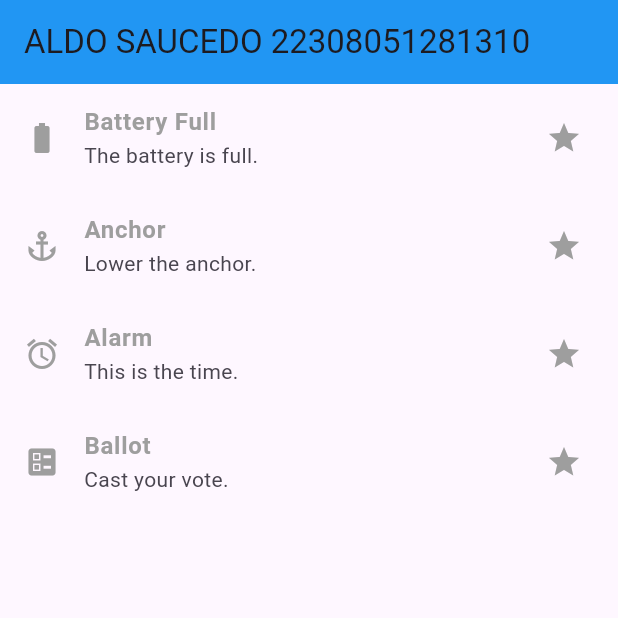
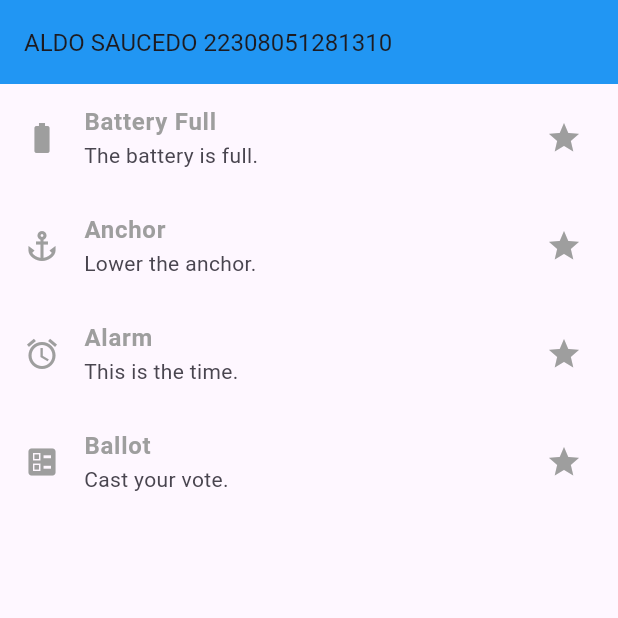
Before and after one commit to aldosaucedo1213/p12_saucedoexamen, a Flutter app: the screen it shows after launch, on a phone screen of 412 x 824 dp, the top half of it. Run offline on Flutter 3.47's test engine with Material 3 defaults, Android fonts, the phone set to English and light mode, and no system bars.

Commit message:
saucedo examen

```diff
--- a/lib/main.dart
+++ b/lib/main.dart
@@ -11,7 +11,12 @@ class MyApp extends StatelessWidget {
       debugShowCheckedModeBanner: false,
       home: Scaffold(
         appBar: AppBar(
-          title: Text('ALDO SAUCEDO 22308051281310'),
+          title: Text(
+            'ALDO SAUCEDO 22308051281310',
+            style: TextStyle(
+              fontSize: 16.0, // Ajusta el tamaño del texto aquí
+            ),
+          ),
           backgroundColor: Colors.blue, // Cambia el color del AppBar a azul
         ),
         body: ListView(
```
Also changed, not shown: pro.PNG (added).
